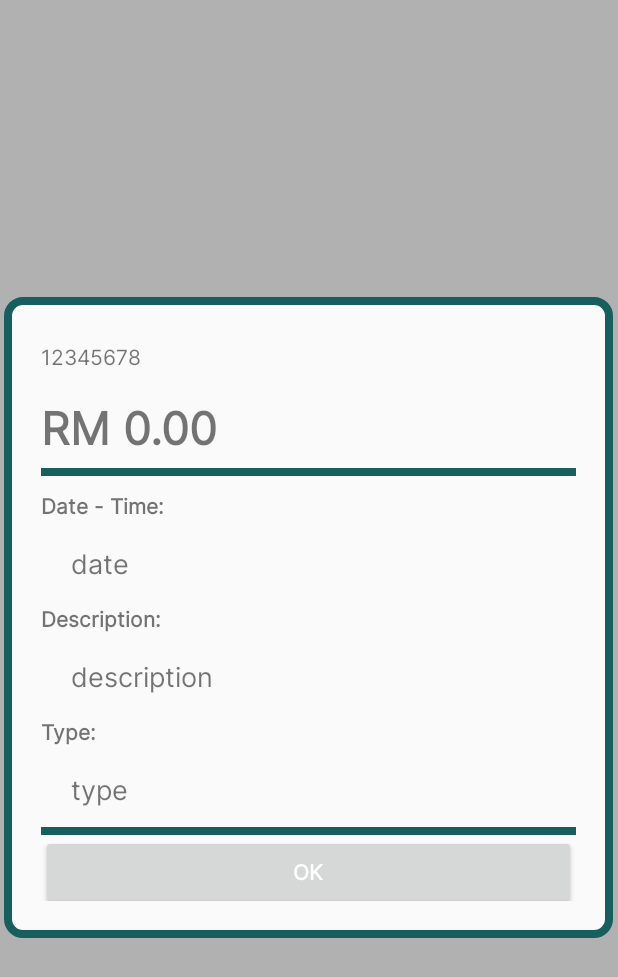
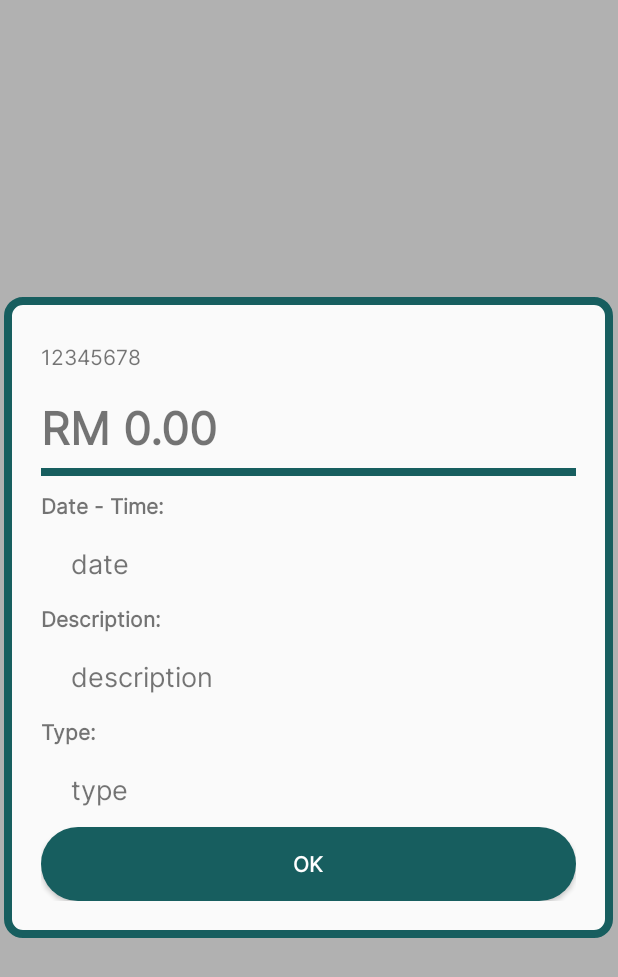
Before and after one commit to Tang-YuenYin/JomRide, an Android app: the layout transaction_popup.xml on its own in the app's theme, with its tools: preview values and no code run, on a phone screen of 412 x 824 dp. Shown: the top 977 px of the screen. Run offline under Robolectric (Android 15) with nearby library versions, the phone set to English and light mode, and no system bars.

Commit message:
UPdates on XML

```diff
--- a/app/src/main/res/layout/ride_popup.xml
+++ b/app/src/main/res/layout/ride_popup.xml
@@ -233,6 +233,7 @@
             android:id="@+id/Btn_Exit_receipt"
             android:layout_width="match_parent"
             android:layout_height="49dp"
+            android:background="@drawable/custom_button2"
             android:fontFamily="@font/inter"
             android:text="@string/popup_exitreceipt"
             android:textColor="@color/white"
--- a/app/src/main/res/layout/transaction_popup.xml
+++ b/app/src/main/res/layout/transaction_popup.xml
@@ -135,17 +135,11 @@
             android:textAlignment="viewStart"
             android:textSize="18sp" />
 
-        <View
-            android:id="@+id/Hline2"
-            android:layout_width="match_parent"
-            android:layout_height="5dp"
-            android:background="@color/verDarkCyan"
-            android:paddingTop="10dp" />
-
         <Button
             android:id="@+id/Btn_HOk"
             android:layout_width="match_parent"
             android:layout_height="49dp"
+            android:background="@drawable/custom_button2"
             android:fontFamily="@font/inter"
             android:text="@string/popup_exitreceipt"
             android:textColor="@color/white"
```
